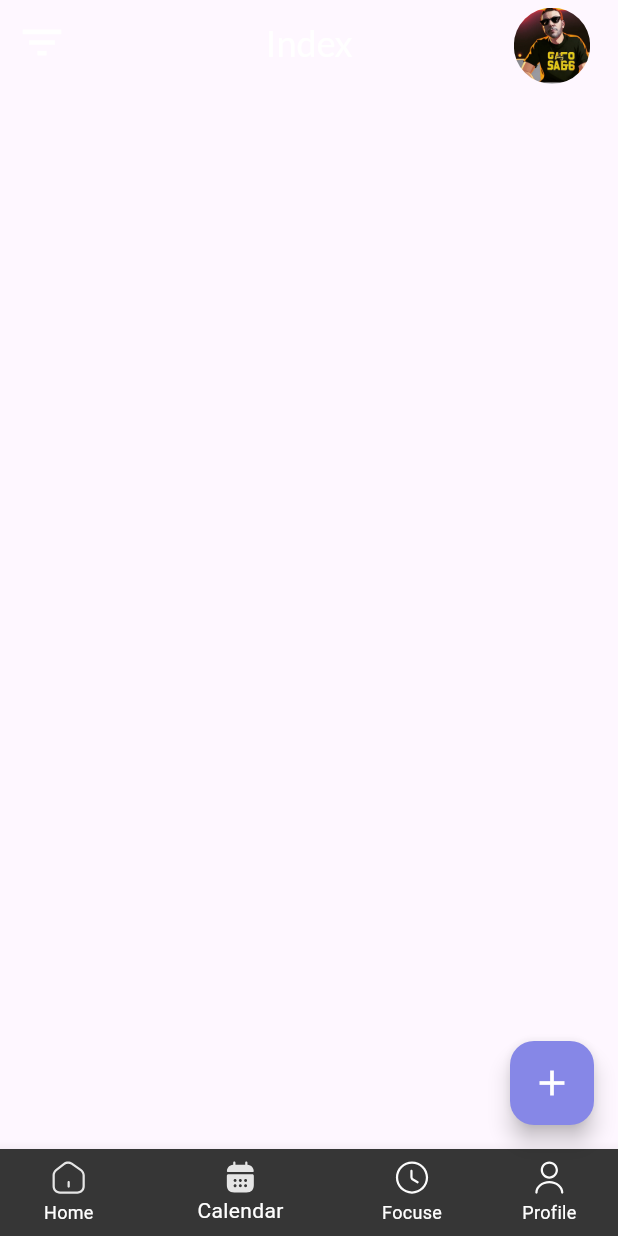
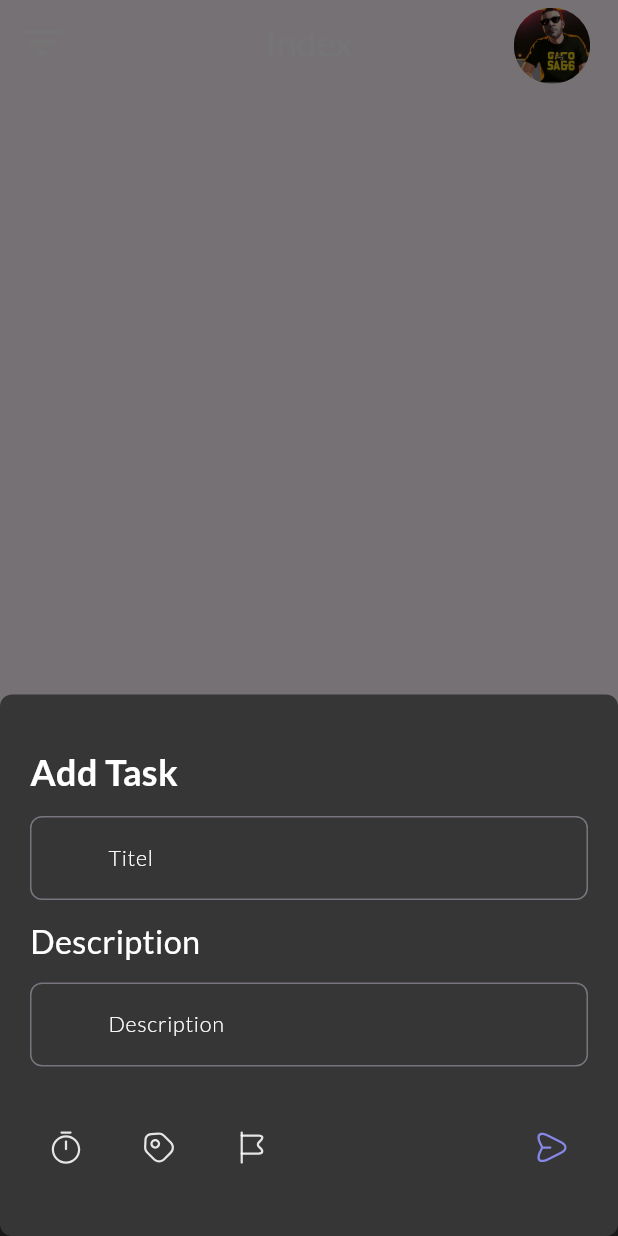
Before and after one commit to AhmedMohmmedd/UP_Tolist, a Flutter app: the screen it shows after launch, item 2 of the bottom bar chosen, after a tap on the "add" icon, on a phone screen of 412 x 824 dp. Run offline on Flutter 3.47's test engine with Material 3 defaults, Android fonts, the phone set to English and light mode, and no system bars; our stand-ins replace flutter_svg.

Commit message:
finish add task sheet

```diff
--- a/lib/core/constansts/asset_images.dart
+++ b/lib/core/constansts/asset_images.dart
@@ -9,4 +9,8 @@ abstract class AssetImages{
   static const clockBarSlected = 'assets/images/clockBarSlected.svg';
   static const calendarBarUnSlected = 'assets/images/calendar.svg';
   static const calendarBarSlected = 'assets/images/calendarBarSlected.svg';
+  static const send = 'assets/images/send.svg';
+  static const tag = 'assets/images/tag.svg';
+  static const timer = 'assets/images/timer.svg';
+  static const flag = 'assets/images/flag.svg';
 }
--- a/lib/core/theming/text_styels.dart
+++ b/lib/core/theming/text_styels.dart
@@ -31,6 +31,13 @@ abstract class TextStyles {
         fontSize: getResponsiveFontSize(fontSize: 16),
         fontFamily: 'Lato',
         fontWeight: FontWeight.w400);
+  }
+  static TextStyle stylesreguler12() {
+    return TextStyle(
+        color: Colors.white,
+        fontSize: getResponsiveFontSize(fontSize: 12),
+        fontFamily: 'Lato',
+        fontWeight: FontWeight.w300);
   }
   static TextStyle stylesreguler18() {
     return TextStyle(
--- /dev/null
+++ b/lib/features/add_task/presentation/views/add_task_sheet.dart
@@ -0,0 +1,77 @@
+import 'package:flutter/material.dart';
+import 'package:flutter_svg/svg.dart';
+import 'package:up_tolist/core/constansts/asset_images.dart';
+import 'package:up_tolist/core/theming/text_styels.dart';
+import 'package:up_tolist/features/add_task/presentation/views/widgets/custom_text_field.dart';
+
+class AddTaskSheet extends StatelessWidget {
+  const AddTaskSheet({super.key});
+
+  @override
+  Widget build(BuildContext context) {
+    return Container(
+      width: double.infinity,
+      child: Padding(
+        padding: const EdgeInsets.symmetric(horizontal: 20, vertical: 35),
+        child: Column(
+          crossAxisAlignment: CrossAxisAlignment.start,
+          children: [
+            Text(
+              'Add Task',
+              style: TextStyles.stylesBold20(),
+            ),
+            const SizedBox(
+              height: 12,
+            ),
+            customTextField(hint: 'Titel'),
+            const SizedBox(
+              height: 12,
+            ),
+            Text(
+              'Description',
+              style: TextStyles.stylesreguler18(),
+            ),
+            const SizedBox(
+              height: 12,
+            ),
+            customTextField(hint: 'Description'),
+            const SizedBox(
+              height: 30,
+            ),
+            Row(
+              mainAxisAlignment: MainAxisAlignment.spaceBetween,
+              children: [
+                Row(
+                  children: [
+                    IconButton(
+                      onPressed: () {},
+                      icon: SvgPicture.asset(AssetImages.timer),
+                    ),
+                    const SizedBox(
+                      width: 14,
+                    ),
+                    IconButton(
+                      onPressed: () {},
+                      icon: SvgPicture.asset(AssetImages.tag),
+                    ),
+                    const SizedBox(
+                      width: 14,
+                    ),
+                    IconButton(
+                      onPressed: () {},
+                      icon: SvgPicture.asset(AssetImages.flag),
+                    ),
+                  ],
+                ),
+                IconButton(
+                  onPressed: () {},
+                  icon: SvgPicture.asset(AssetImages.send),
+                ),
+              ],
+            )
+          ],
+        ),
+      ),
+    );
+  }
+}
--- /dev/null
+++ b/lib/features/add_task/presentation/views/widgets/custom_text_field.dart
@@ -0,0 +1,47 @@
+import 'package:flutter/material.dart';
+import 'package:up_tolist/core/theming/app_color.dart';
+import 'package:up_tolist/core/theming/text_styels.dart';
+
+Widget customTextField({
+  TextEditingController? controller,
+  Function(String)? onChange,
+  FormFieldValidator? validate,
+  String? label,
+  String? hint,
+  IconData? prefix,
+  bool isObscure = false,
+  IconData? suffix,
+  Function()? pressed,
+  Function()? tap,
+  bool? enable,
+}) =>
+    TextFormField(
+      onTap: tap,
+      enabled: enable,
+      controller: controller,
+      obscureText: isObscure,
+      decoration: InputDecoration(
+        hintStyle: TextStyles.stylesreguler12(),
+        labelText: label,
+        hintText: hint,
+        prefixIcon: Icon(prefix),
+        suffixIcon: suffix != null
+            ? IconButton(
+                onPressed: pressed,
+                icon: Icon(
+                  suffix,
+                ),
+              )
+            : null,
+        border: OutlineInputBorder(
+          borderRadius: BorderRadius.circular(8),
+        ),
+        focusedBorder: const OutlineInputBorder(
+          borderSide: BorderSide(color: Colors.grey, width: 2.0),
+        ),
+      ),
+      // style: TextStyles.stylesreguler16(),
+
+      onChanged: onChange,
+      validator: validate,
+    );
--- a/lib/features/home/presentation/views/home_view.dart
+++ b/lib/features/home/presentation/views/home_view.dart
@@ -1,6 +1,7 @@
 import 'package:flutter/material.dart';
 import 'package:up_tolist/core/shared_widgets/custom_app_bar.dart';
 import 'package:up_tolist/core/theming/app_color.dart';
+import 'package:up_tolist/features/add_task/presentation/views/add_task_sheet.dart';
 import 'package:up_tolist/features/home/presentation/views/widgets/custom_botton_navigatqtion_bar.dart';
 import 'package:up_tolist/features/home/presentation/views/widgets/home_view_body.dart';
 
@@ -43,8 +44,20 @@ class _HomeViewState extends State<HomeView> {
                 size: 28,
                 color: Colors.white,
               ),
-              onPressed: () {},
-            ),
+              onPressed: () {
+                showModalBottomSheet(
+                    backgroundColor: AppColor.scendColor,
+                    isScrollControlled: true,
+                    shape: RoundedRectangleBorder(
+                      borderRadius: BorderRadius.circular(8),
+                    ),
+                    context: context,
+                    builder: (context) {
+                      return const IntrinsicHeight(
+                        child: AddTaskSheet(),
+                      );
+                    });
+              }),
     );
   }
 }
```
Also changed, not shown: assets/images/flag.svg (added), assets/images/send.svg (added), assets/images/tag.svg (added), assets/images/timer.svg (added).
